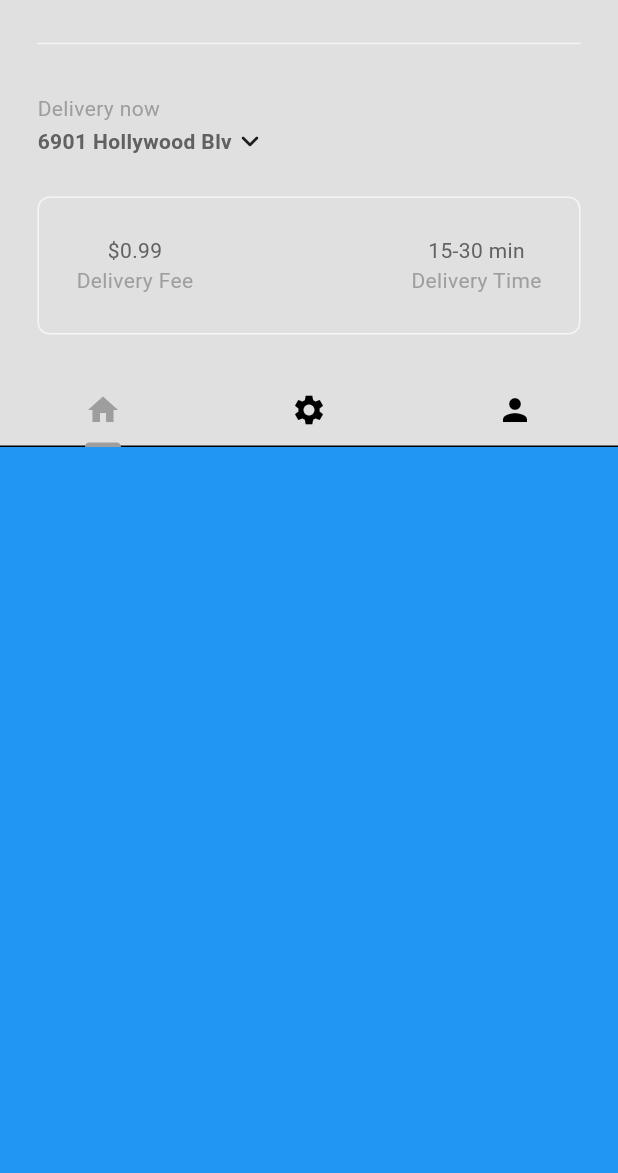
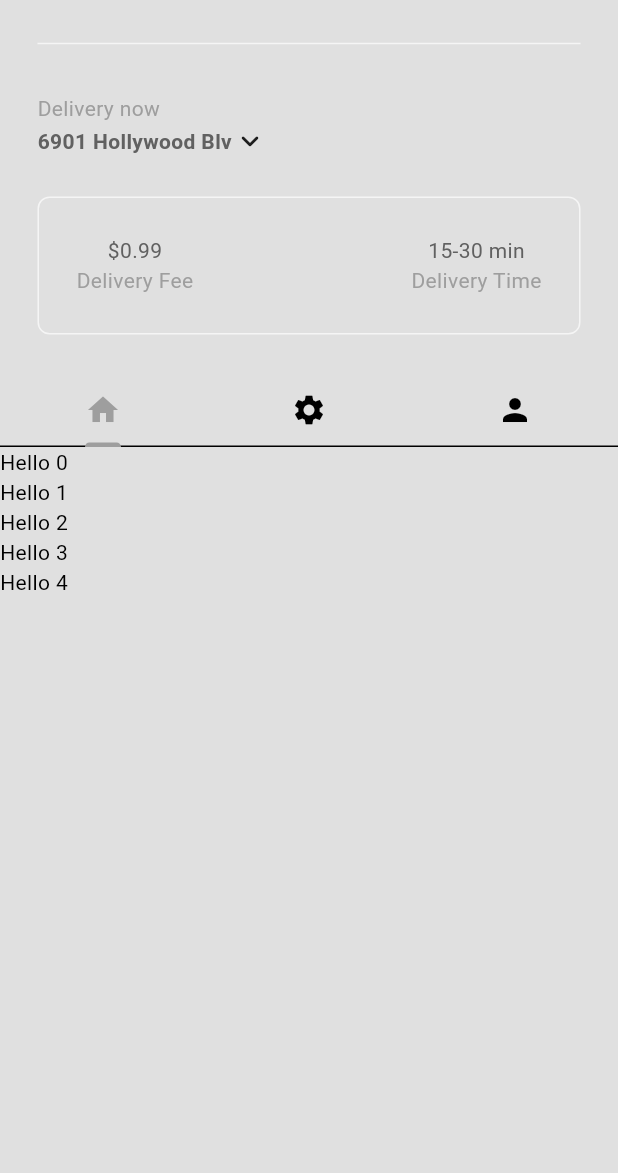
Before and after one commit to seaboie/flutter_food_delivery, a Flutter app: the HomePage screen opened directly, on a phone screen of 412 x 824 dp, the part 63-1236 px from its top. Run offline on Flutter 3.47's test engine with Material 3 defaults, Android fonts, the phone set to English and light mode, and no system bars.

Commit message:
content in TabBar() 32:05

```diff
--- a/lib/components/my_tab_bar.dart
+++ b/lib/components/my_tab_bar.dart
@@ -21,6 +21,7 @@ class MyTabBar extends StatelessWidget {
           Tab(
             icon: Icon(Icons.settings),
           ),
+          // Third
           Tab(
             icon: Icon(Icons.person),
           ),
--- a/lib/pages/home_page.dart
+++ b/lib/pages/home_page.dart
@@ -60,8 +60,28 @@ class _HomePageState extends State<HomePage>
             ),
           )
         ],
-        body: Container(
-          color: Colors.blue,
+        body: TabBarView(
+          controller: _tabController,
+          children: [
+            ListView.builder(
+              itemCount: 5,
+              itemBuilder: (BuildContext context, int index) {
+                return Text("Hello $index");
+              },
+            ),
+            ListView.builder(
+              itemCount: 5,
+              itemBuilder: (BuildContext context, int index) {
+                return const Text('Second Tab');
+              },
+            ),
+            ListView.builder(
+              itemCount: 5,
+              itemBuilder: (BuildContext context, int index) {
+                return const Text('Third Tab');
+              },
+            ),
+          ],
         ),
       ),
     );
```
